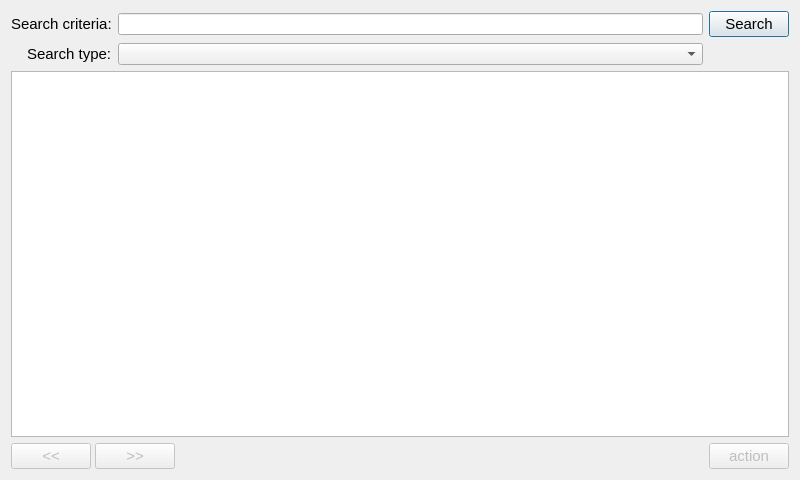
Above: ccs/search/searchnoderesult.ui from bisegni/chaosframework before the change. Below: the same form after it.
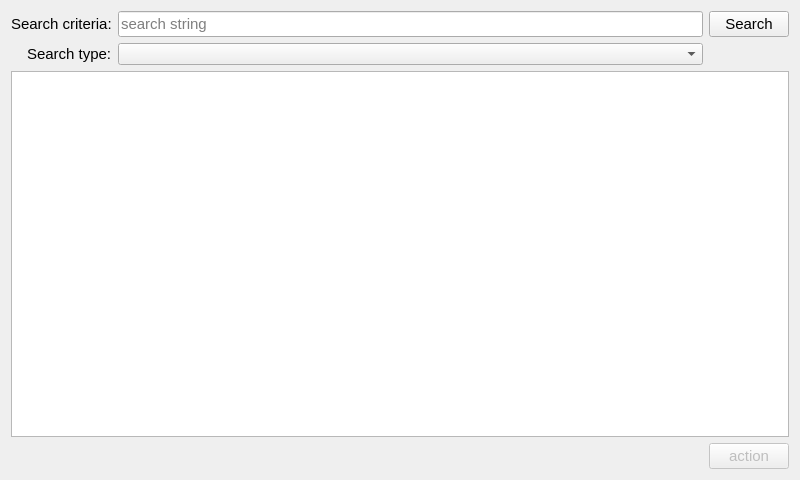
That is the form after the change.

Commit message: pagination has been modified in search while type. In this king of applciation pagination is not a godd feature becaus e we will have a lot of node.

```diff
--- a/ccs/search/searchnoderesult.ui
+++ b/ccs/search/searchnoderesult.ui
@@ -61,7 +61,16 @@
         </widget>
        </item>
        <item row="0" column="3">
-        <widget class="QLineEdit" name="lineEditSearchCriteria"/>
+        <widget class="QLineEdit" name="lineEditSearchCriteria">
+         <property name="font">
+          <font>
+           <pointsize>11</pointsize>
+          </font>
+         </property>
+         <property name="placeholderText">
+          <string>search string</string>
+         </property>
+        </widget>
        </item>
        <item row="0" column="4">
         <widget class="QPushButton" name="pushButtonStartSearch">
@@ -74,7 +83,7 @@
           <string>Search</string>
          </property>
          <property name="default">
-          <bool>true</bool>
+          <bool>false</bool>
          </property>
         </widget>
        </item>
@@ -119,36 +128,6 @@
        <property name="spacing">
         <number>4</number>
        </property>
-       <item>
-        <widget class="QPushButton" name="pushButtonPrevPage">
-         <property name="enabled">
-          <bool>false</bool>
-         </property>
-         <property name="font">
-          <font>
-           <pointsize>11</pointsize>
-          </font>
-         </property>
-         <property name="text">
-          <string>&lt;&lt;</string>
-         </property>
-        </widget>
-       </item>
-       <item>
-        <widget class="QPushButton" name="pushButtonNextPage">
-         <property name="enabled">
-          <bool>false</bool>
-         </property>
-         <property name="font">
-          <font>
-           <pointsize>11</pointsize>
-          </font>
-         </property>
-         <property name="text">
-          <string>&gt;&gt;</string>
-         </property>
-        </widget>
-       </item>
        <item>
         <spacer name="horizontalSpacer_2">
          <property name="orientation">
```
Left out of the diff: 13 changed lines with no effect on the pictures. The commit also changes 3 other files.
